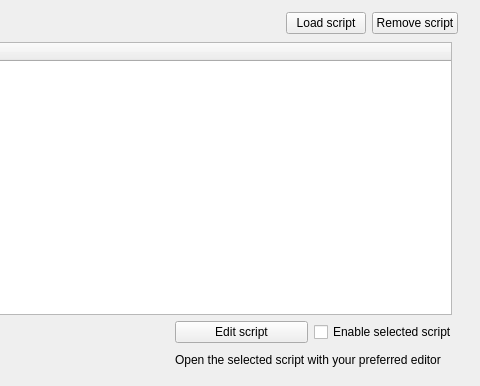
Old version of the form gui/src/PlaylistEditor/PlaylistDialog_UI.ui in the repository hydrogen-music/hydrogen; both pictures show x 500 to 980 and y 0 to 386 of the 980 by 386 pixel window.
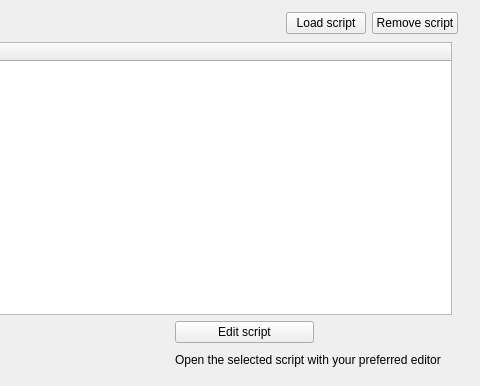
New version of the form.

Diff of the .ui file:
```diff
--- a/gui/src/PlaylistEditor/PlaylistDialog_UI.ui
+++ b/gui/src/PlaylistEditor/PlaylistDialog_UI.ui
@@ -162,13 +162,6 @@
         </property>
        </widget>
       </item>
-      <item row="0" column="5" >
-       <widget class="QCheckBox" name="enableScriptcheckBox" >
-        <property name="text" >
-         <string>Enable selected script</string>
-        </property>
-       </widget>
-      </item>
       <item row="1" column="1" >
        <widget class="QPushButton" name="nodePlayBTN" >
         <property name="text" >
```
Left out of the diff: 6 changed lines with no effect on the pictures.
